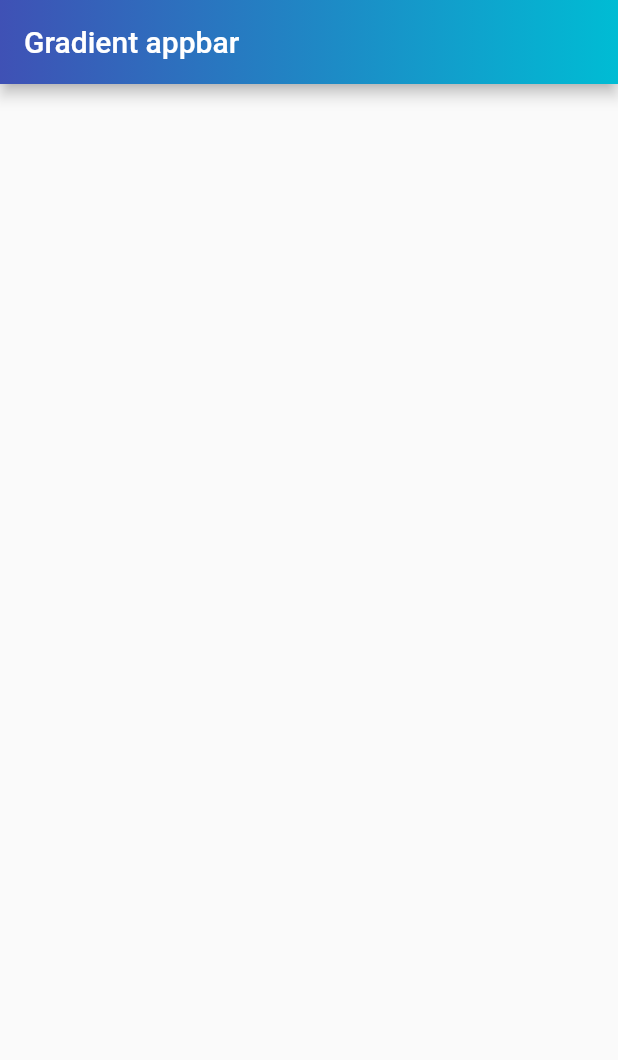
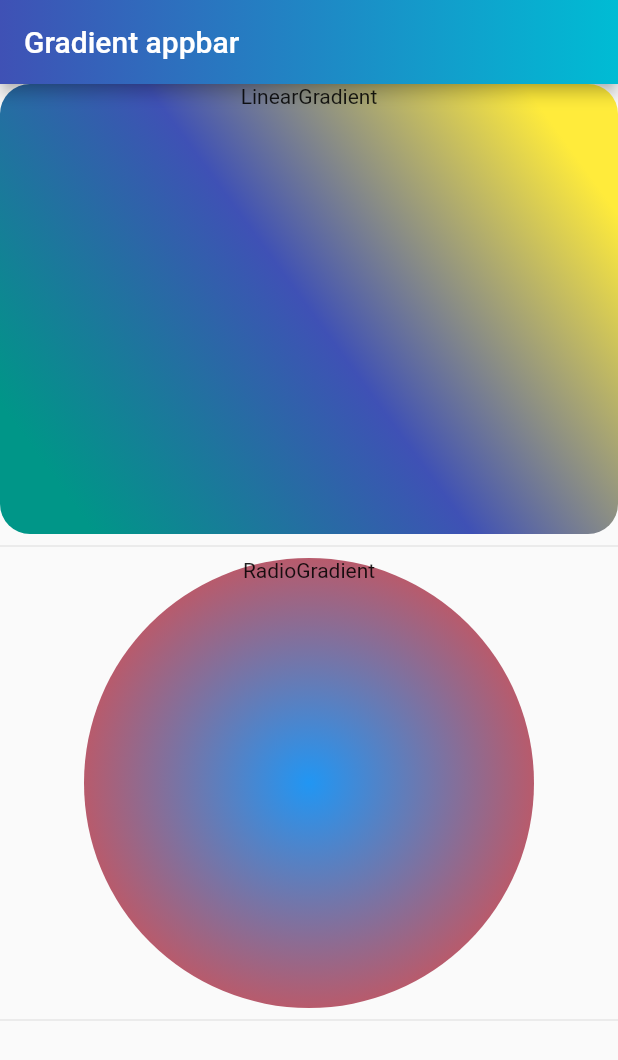
Before and after one commit to Bill-Zuckuberg/fl_gradient, a Flutter app: the screen it shows after launch, on a phone screen of 412 x 824 dp. Shown: the top 1060 px of the screen. Run offline on Flutter 3.47's test engine with Material 2 defaults, Android fonts, the light colour scheme and no system bars; our stand-ins replace new_gradient_app_bar.

Commit message:
added RadioGradient

```diff
--- a/lib/main.dart
+++ b/lib/main.dart
@@ -1,6 +1,5 @@
 import 'package:flutter/material.dart';
 import 'package:new_gradient_app_bar/new_gradient_app_bar.dart';
-// import 'package:gradient_app_bar/gradient_app_bar.dart';
 
 void main() {
   runApp(const MaterialApp(
@@ -25,8 +24,30 @@
           Container(
             height: 300.0,
             decoration: const BoxDecoration(
-                borderRadius: BorderRadius.all(Radius.circular(20))),
-          )
+                borderRadius: BorderRadius.all(Radius.circular(20)),
+                gradient: LinearGradient(
+                    begin: Alignment.topRight,
+                    end: Alignment.bottomLeft,
+                    stops: [0.1, 0.5, 0.9],
+                    colors: [Colors.yellow, Colors.indigo, Colors.teal])),
+            child: const Text(
+              "LinearGradient",
+              textAlign: TextAlign.center,
+            ),
+          ),
+          const Divider(),
+          Container(
+            height: 300,
+            decoration: const BoxDecoration(
+                shape: BoxShape.circle,
+                gradient: RadialGradient(
+                    radius: 0.7, colors: [Colors.blue, Colors.red])),
+            child: const Text(
+              "RadioGradient",
+              textAlign: TextAlign.center,
+            ),
+          ),
+          const Divider()
         ],
       ),
     );
```
